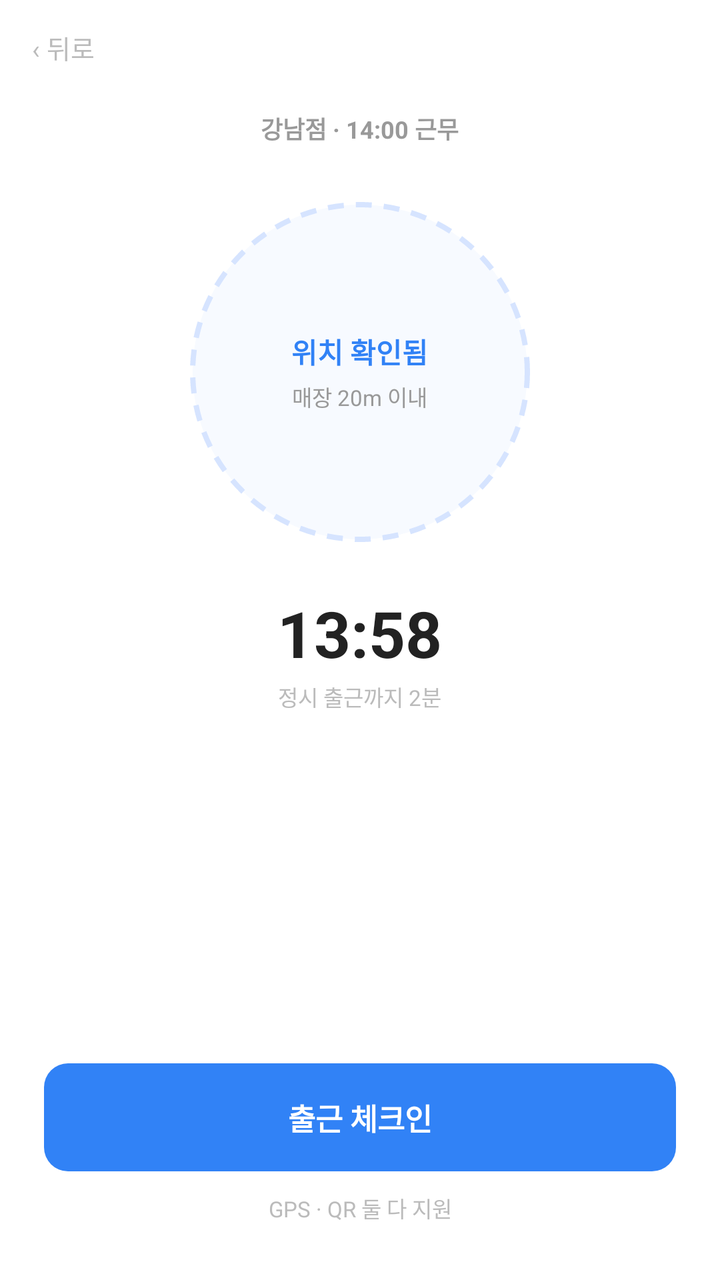
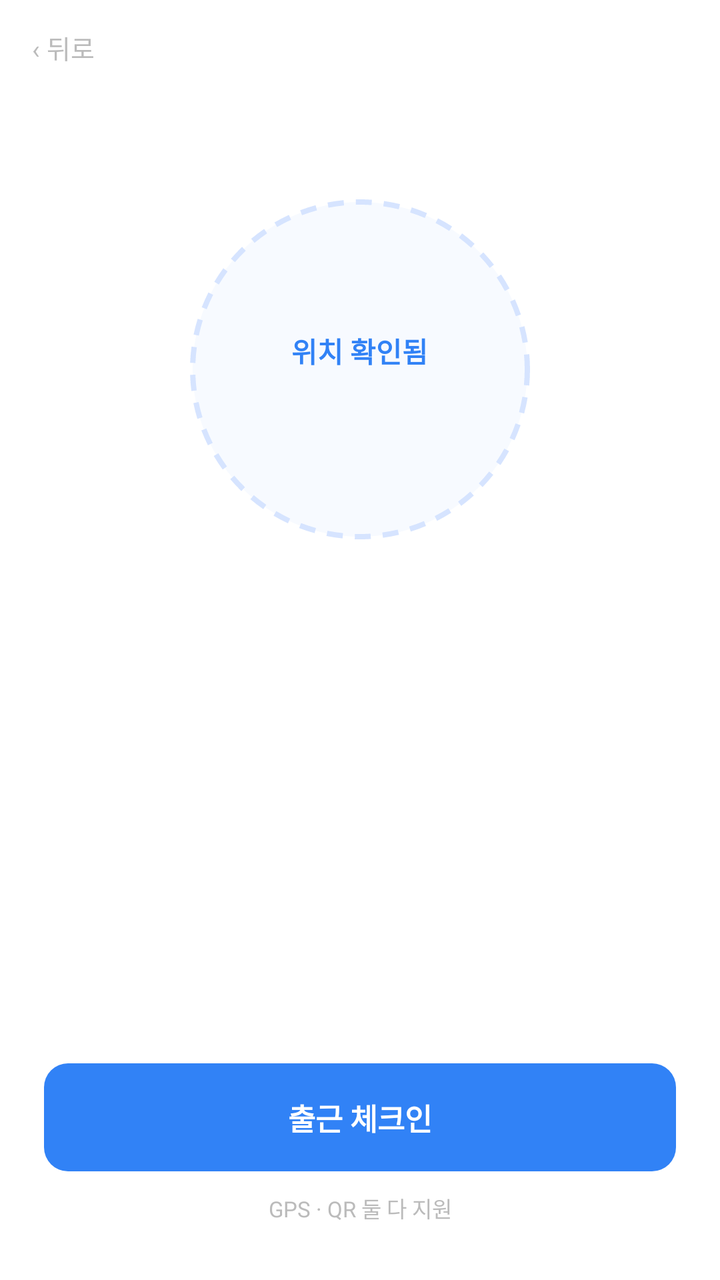

Compare the two renders of this Android layout. The source of the first and the diff that turns it into the second are given below.
<!-- AndroidManifest.xml: application theme Theme.PTManagerEmployee -->
<!-- res/layout/activity_checkin.xml -->
<?xml version="1.0" encoding="utf-8"?>
<LinearLayout xmlns:android="http://schemas.android.com/apk/res/android"
    android:id="@+id/checkin_root"
    android:layout_width="match_parent"
    android:layout_height="match_parent"
    android:orientation="vertical"
    android:background="@color/white">

    
    <TextView
        android:id="@+id/btn_back"
        android:layout_width="wrap_content"
        android:layout_height="wrap_content"
        android:text="‹ 뒤로"
        android:textColor="@color/text_hint"
        android:textSize="13sp"
        android:paddingHorizontal="16dp"
        android:paddingVertical="14dp"
        android:background="?attr/selectableItemBackground" />

    <LinearLayout
        android:layout_width="match_parent"
        android:layout_height="0dp"
        android:layout_weight="1"
        android:orientation="vertical"
        android:gravity="center_horizontal"
        android:paddingHorizontal="22dp"
        android:paddingTop="8dp">

        <TextView
            android:id="@+id/tv_checkin_shift"
            android:layout_width="wrap_content"
            android:layout_height="wrap_content"
            android:text="강남점 · 14:00 근무"
            android:textColor="@color/text_tertiary"
            android:textSize="12sp"
            android:textStyle="bold" />

        
        <LinearLayout
            android:layout_width="170dp"
            android:layout_height="170dp"
            android:layout_marginTop="28dp"
            android:orientation="vertical"
            android:gravity="center"
            android:background="@drawable/bg_checkin_ring">

            <TextView
                android:layout_width="wrap_content"
                android:layout_height="wrap_content"
                android:text="위치 확인됨"
                android:textColor="@color/brand_blue"
                android:textSize="14sp"
                android:textStyle="bold" />

            <TextView
                android:layout_width="wrap_content"
                android:layout_height="wrap_content"
                android:layout_marginTop="4dp"
                android:text="매장 20m 이내"
                android:textColor="@color/text_tertiary"
                android:textSize="11sp" />
        </LinearLayout>

        <TextView
            android:layout_width="wrap_content"
            android:layout_height="wrap_content"
            android:layout_marginTop="24dp"
            android:text="13:58"
            android:textColor="@color/text_primary"
            android:textSize="32sp"
            android:textStyle="bold" />

        <TextView
            android:layout_width="wrap_content"
            android:layout_height="wrap_content"
            android:layout_marginTop="2dp"
            android:text="정시 출근까지 2분"
            android:textColor="@color/text_hint"
            android:textSize="11sp" />
    </LinearLayout>

    <LinearLayout
        android:layout_width="match_parent"
        android:layout_height="wrap_content"
        android:orientation="vertical"
        android:paddingHorizontal="22dp"
        android:paddingBottom="28dp">

        <TextView
            android:id="@+id/btn_checkin_confirm"
            android:layout_width="match_parent"
            android:layout_height="wrap_content"
            android:background="@drawable/bg_btn_primary"
            android:text="출근 체크인"
            android:textColor="@color/white"
            android:textSize="15sp"
            android:textStyle="bold"
            android:gravity="center"
            android:paddingVertical="16dp"
            android:foreground="?attr/selectableItemBackground" />

        <TextView
            android:layout_width="match_parent"
            android:layout_height="wrap_content"
            android:layout_marginTop="10dp"
            android:text="GPS · QR 둘 다 지원"
            android:textColor="@color/text_hint"
            android:textSize="11sp"
            android:gravity="center" />
    </LinearLayout>
</LinearLayout>
<!-- resources referenced by this layout -->
<resources>
  <color name="brand_blue">#3182F6</color>
  <color name="text_hint">#BBBBBB</color>
  <color name="text_primary">#222222</color>
  <color name="text_tertiary">#999999</color>
  <color name="white">#FFFFFFFF</color>
  <!-- drawable bg_btn_primary (drawable) -->
  <?xml version="1.0" encoding="utf-8"?>
  <shape xmlns:android="http://schemas.android.com/apk/res/android" android:shape="rectangle">
      <solid android:color="@color/brand_blue" />
      <corners android:radius="12dp" />
  </shape>
  <!-- drawable bg_checkin_ring (drawable) -->
  <?xml version="1.0" encoding="utf-8"?>
  <shape xmlns:android="http://schemas.android.com/apk/res/android" android:shape="oval">
      <solid android:color="@color/brand_blue_bg" />
      <stroke android:width="2.5dp" android:color="@color/brand_blue_border"
          android:dashWidth="8dp" android:dashGap="6dp" />
  </shape>
  <style name="Theme.PTManagerEmployee" parent="Base.Theme.PTManagerEmployee" />
  <color name="brand_blue_bg">#F7FAFF</color>
  <color name="brand_blue_border">#D6E4FF</color>
  <style name="Base.Theme.PTManagerEmployee" parent="Theme.Material3.Light.NoActionBar">
          <item name="colorPrimary">@color/brand_blue</item>
          <item name="colorOnPrimary">@color/white</item>
          <item name="colorSurface">@color/white</item>
          <item name="colorOnSurface">@color/text_primary</item>
          <item name="android:colorBackground">@color/white</item>
          <item name="android:statusBarColor">@color/white</item>
          <item name="android:navigationBarColor">@color/white</item>
          <item name="android:windowLightStatusBar">true</item>
          <item name="android:windowLightNavigationBar" tools:targetApi="o_mr1">true</item>
      </style>
</resources>

<!-- the commit's change to res/layout/activity_checkin.xml (unified diff, before → after) -->
@@ -31,7 +31,7 @@
             android:id="@+id/tv_checkin_shift"
             android:layout_width="wrap_content"
             android:layout_height="wrap_content"
-            android:text="강남점 · 14:00 근무"
+            android:text=""
             android:textColor="@color/text_tertiary"
             android:textSize="12sp"
             android:textStyle="bold" />
@@ -57,7 +57,7 @@
                 android:layout_width="wrap_content"
                 android:layout_height="wrap_content"
                 android:layout_marginTop="4dp"
-                android:text="매장 20m 이내"
+                android:text=""
                 android:textColor="@color/text_tertiary"
                 android:textSize="11sp" />
         </LinearLayout>
@@ -66,7 +66,7 @@
             android:layout_width="wrap_content"
             android:layout_height="wrap_content"
             android:layout_marginTop="24dp"
-            android:text="13:58"
+            android:text=""
             android:textColor="@color/text_primary"
             android:textSize="32sp"
             android:textStyle="bold" />
@@ -75,7 +75,7 @@
             android:layout_width="wrap_content"
             android:layout_height="wrap_content"
             android:layout_marginTop="2dp"
-            android:text="정시 출근까지 2분"
+            android:text=""
             android:textColor="@color/text_hint"
             android:textSize="11sp" />
     </LinearLayout>
